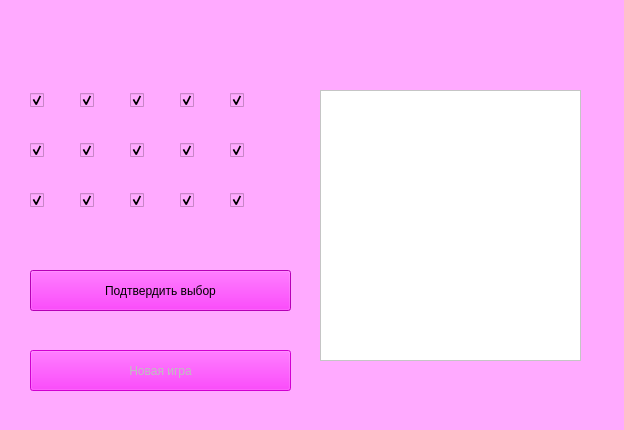
First picture: the form in form.ui, repository asp781/fifteen, before the edit.
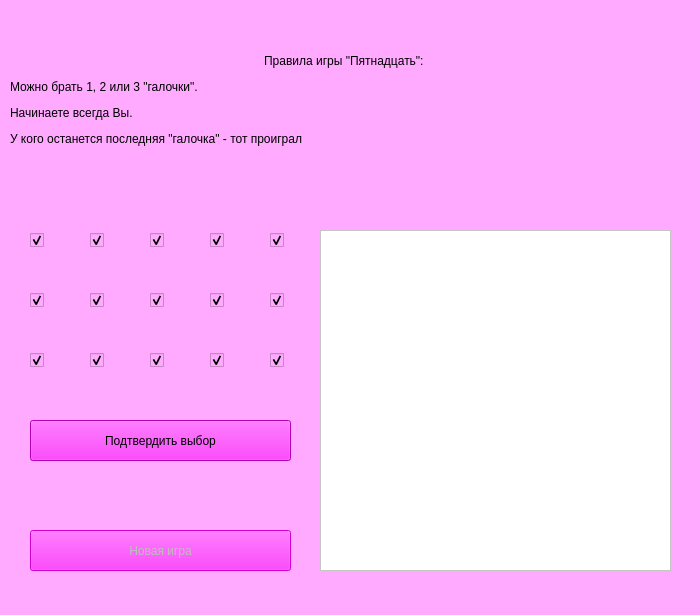
Second picture: the form after the edit.

```diff
--- a/form.ui
+++ b/form.ui
@@ -6,8 +6,8 @@
    <rect>
     <x>0</x>
     <y>0</y>
-    <width>624</width>
-    <height>430</height>
+    <width>700</width>
+    <height>615</height>
    </rect>
   </property>
   <property name="windowTitle">
@@ -21,7 +21,7 @@
     <property name="geometry">
      <rect>
       <x>30</x>
-      <y>90</y>
+      <y>230</y>
       <width>16</width>
       <height>21</height>
      </rect>
@@ -42,8 +42,8 @@
    <widget class="QCheckBox" name="c1_2">
     <property name="geometry">
      <rect>
-      <x>80</x>
-      <y>90</y>
+      <x>90</x>
+      <y>230</y>
       <width>16</width>
       <height>21</height>
      </rect>
@@ -58,8 +58,8 @@
    <widget class="QCheckBox" name="c1_3">
     <property name="geometry">
      <rect>
-      <x>130</x>
-      <y>90</y>
+      <x>150</x>
+      <y>230</y>
       <width>16</width>
       <height>21</height>
      </rect>
@@ -74,8 +74,8 @@
    <widget class="QCheckBox" name="c1_4">
     <property name="geometry">
      <rect>
-      <x>180</x>
-      <y>90</y>
+      <x>210</x>
+      <y>230</y>
       <width>16</width>
       <height>21</height>
      </rect>
@@ -93,8 +93,8 @@
    <widget class="QCheckBox" name="c1_5">
     <property name="geometry">
      <rect>
-      <x>230</x>
-      <y>90</y>
+      <x>270</x>
+      <y>230</y>
       <width>16</width>
       <height>21</height>
      </rect>
@@ -122,7 +122,7 @@
     <property name="geometry">
      <rect>
       <x>30</x>
-      <y>140</y>
+      <y>290</y>
       <width>16</width>
       <height>21</height>
      </rect>
@@ -137,8 +137,8 @@
    <widget class="QCheckBox" name="c1_7">
     <property name="geometry">
      <rect>
-      <x>80</x>
-      <y>140</y>
+      <x>90</x>
+      <y>290</y>
       <width>16</width>
       <height>21</height>
      </rect>
@@ -153,8 +153,8 @@
    <widget class="QCheckBox" name="c1_8">
     <property name="geometry">
      <rect>
-      <x>130</x>
-      <y>140</y>
+      <x>150</x>
+      <y>290</y>
       <width>16</width>
       <height>21</height>
      </rect>
@@ -169,8 +169,8 @@
    <widget class="QCheckBox" name="c1_9">
     <property name="geometry">
      <rect>
-      <x>180</x>
-      <y>140</y>
+      <x>210</x>
+      <y>290</y>
       <width>16</width>
       <height>21</height>
      </rect>
@@ -185,8 +185,8 @@
    <widget class="QCheckBox" name="c1_10">
     <property name="geometry">
      <rect>
-      <x>230</x>
-      <y>140</y>
+      <x>270</x>
+      <y>290</y>
       <width>16</width>
       <height>21</height>
      </rect>
@@ -202,7 +202,7 @@
     <property name="geometry">
      <rect>
       <x>30</x>
-      <y>190</y>
+      <y>350</y>
       <width>16</width>
       <height>21</height>
      </rect>
@@ -217,8 +217,8 @@
    <widget class="QCheckBox" name="c1_12">
     <property name="geometry">
      <rect>
-      <x>80</x>
-      <y>190</y>
+      <x>90</x>
+      <y>350</y>
       <width>16</width>
       <height>21</height>
      </rect>
@@ -233,8 +233,8 @@
    <widget class="QCheckBox" name="c1_13">
     <property name="geometry">
      <rect>
-      <x>130</x>
-      <y>190</y>
+      <x>150</x>
+      <y>350</y>
       <width>16</width>
       <height>21</height>
      </rect>
@@ -249,8 +249,8 @@
    <widget class="QCheckBox" name="c1_14">
     <property name="geometry">
      <rect>
-      <x>180</x>
-      <y>190</y>
+      <x>210</x>
+      <y>350</y>
       <width>16</width>
       <height>21</height>
      </rect>
@@ -263,10 +263,13 @@
     </property>
    </widget>
    <widget class="QCheckBox" name="c1_15">
+    <property name="enabled">
+     <bool>true</bool>
+    </property>
     <property name="geometry">
      <rect>
-      <x>230</x>
-      <y>190</y>
+      <x>270</x>
+      <y>350</y>
       <width>16</width>
       <height>21</height>
      </rect>
@@ -282,9 +285,9 @@
     <property name="geometry">
      <rect>
       <x>320</x>
-      <y>90</y>
-      <width>261</width>
-      <height>271</height>
+      <y>230</y>
+      <width>351</width>
+      <height>341</height>
      </rect>
     </property>
     <property name="styleSheet">
@@ -304,7 +307,7 @@
     <property name="geometry">
      <rect>
       <x>30</x>
-      <y>270</y>
+      <y>420</y>
       <width>261</width>
       <height>41</height>
      </rect>
@@ -327,7 +330,7 @@
     <property name="geometry">
      <rect>
       <x>30</x>
-      <y>350</y>
+      <y>530</y>
       <width>261</width>
       <height>41</height>
      </rect>
@@ -343,6 +346,22 @@
      <bool>false</bool>
     </property>
    </widget>
+   <widget class="QLabel" name="label">
+    <property name="geometry">
+     <rect>
+      <x>10</x>
+      <y>10</y>
+      <width>671</width>
+      <height>181</height>
+     </rect>
+    </property>
+    <property name="styleSheet">
+     <string notr="true">font: 20pt &quot;MS Shell Dlg 2&quot;;</string>
+    </property>
+    <property name="text">
+     <string>&lt;html&gt;&lt;head/&gt;&lt;body&gt;&lt;p align=&quot;center&quot;&gt;Правила игры &amp;quot;Пятнадцать&amp;quot;: &lt;/p&gt;&lt;p&gt;Можно брать 1, 2 или 3 &amp;quot;галочки&amp;quot;.&lt;/p&gt;&lt;p&gt;Начинаете всегда Вы. &lt;/p&gt;&lt;p&gt;У кого останется последняя &amp;quot;галочка&amp;quot; - тот проиграл&lt;/p&gt;&lt;/body&gt;&lt;/html&gt;</string>
+    </property>
+   </widget>
   </widget>
   <widget class="QStatusBar" name="statusbar"/>
  </widget>
```
Left out of the diff: 3 changed lines with no effect on the pictures.
